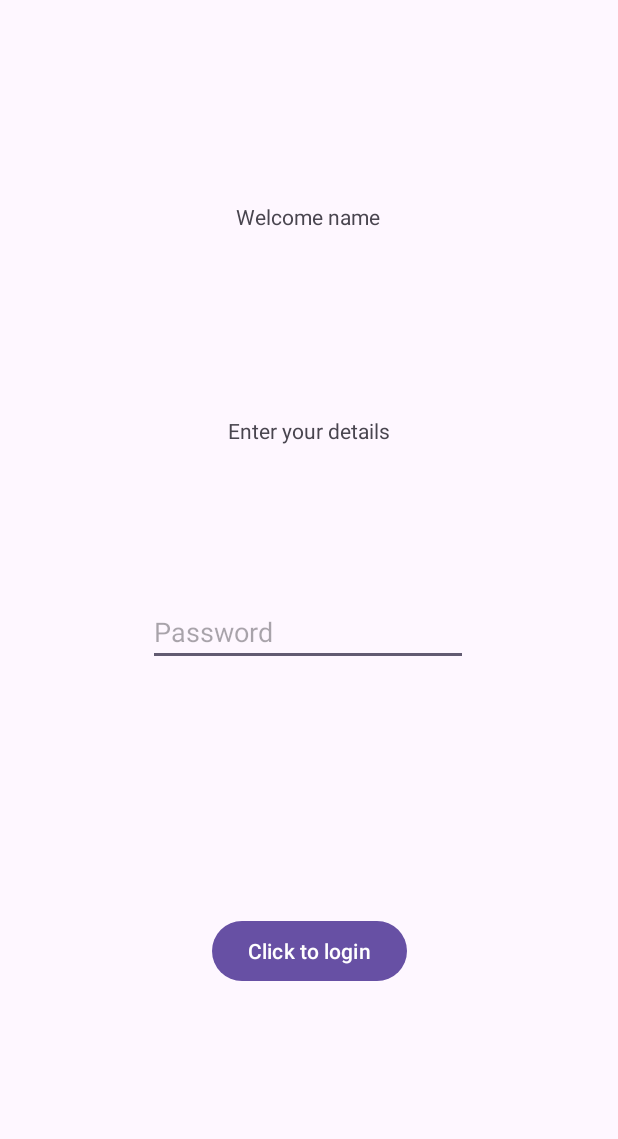
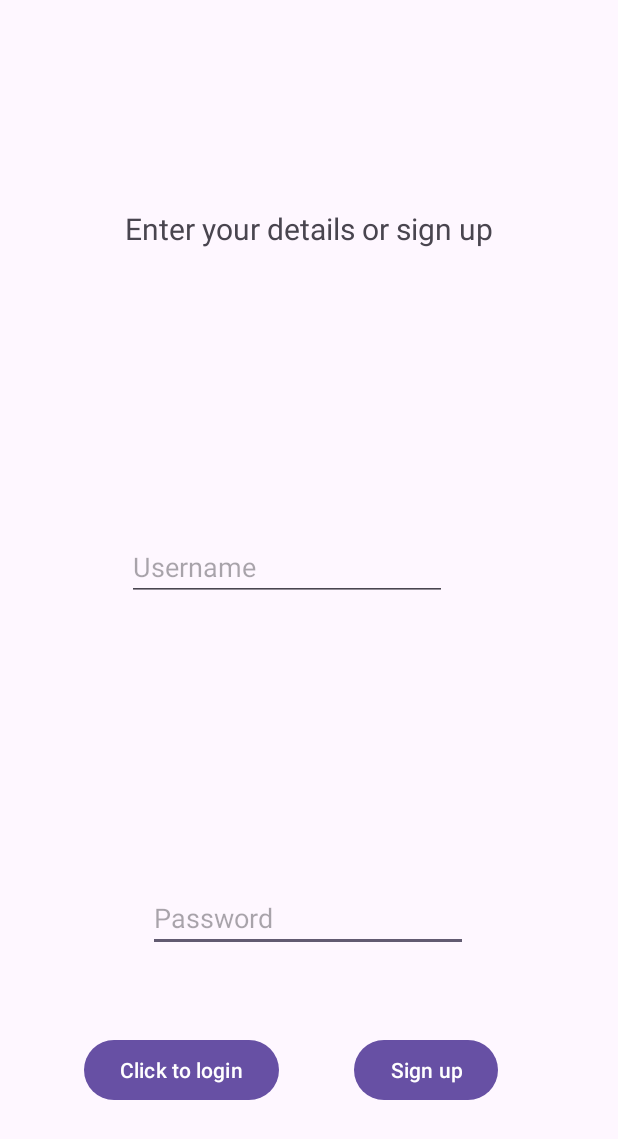
Before and after one commit to noamAvni2000/AvniFinalYB, an Android app: the screen it shows after launch (MainActivity), on a phone screen of 412 x 824 dp. Shown: the top 1139 px of the screen. Run offline under Robolectric (Android 15) with nearby library versions, the phone set to English and light mode, and no system bars.

Commit message:
i think i pretty much finished alot of the home screen what remains is second button to do

```diff
--- a/app/src/main/AndroidManifest.xml
+++ b/app/src/main/AndroidManifest.xml
@@ -13,6 +13,9 @@
         android:theme="@style/Theme.AvniFinalYB"
         tools:targetApi="31">
         <activity
+            android:name=".ActivityGame"
+            android:exported="false" />
+        <activity
             android:name=".MainActivity"
             android:exported="true">
             <intent-filter>
--- a/app/src/main/java/com/example/avnifinalyb/MainActivity.java
+++ b/app/src/main/java/com/example/avnifinalyb/MainActivity.java
@@ -1,9 +1,12 @@
 package com.example.avnifinalyb;
 
+import android.content.Intent;
 import android.os.Bundle;
+import android.view.View;
 import android.widget.Button;
 import android.widget.EditText;
 import android.widget.TextView;
+import android.widget.Toast;
 
 import androidx.activity.EdgeToEdge;
 import androidx.appcompat.app.AppCompatActivity;
@@ -13,9 +16,9 @@ import androidx.core.view.WindowInsetsCompat;
 
 public class MainActivity extends AppCompatActivity {
 
-    TextView tvEnterDetails, tvWelcome;
-    EditText etPassword;
-    Button btnLogin;
+    TextView tvEnterDetails;
+    EditText etPassword, etUsername;
+    Button btnLogin, btnSignUp;
     @Override
     protected void onCreate(Bundle savedInstanceState) {
         super.onCreate(savedInstanceState);
@@ -29,7 +32,41 @@ public class MainActivity extends AppCompatActivity {
         tvEnterDetails=findViewById(R.id.tvEnterDetails);
         etPassword=findViewById(R.id.etPassword);
         btnLogin=findViewById(R.id.btnLogin);
-        tvWelcome=findViewById(R.id.tvWelcome);
+        btnSignUp=findViewById(R.id.btnSignUp);
+        etUsername=findViewById(R.id.etUsername);
 
+        /*UsersDatabase db= UsersDatabase.getInstance(this);
+        UsernamesDao userNamesDao=db.usernamesDao();
+        Usernames user=new Usernames();
+        user.setUsername("noam");
+        user.setPassword("123");
+        UsernamesDao.insert(user);
+        user=new Usernames();
+        user.setUsername("uri");
+        user.setPassword("abc");
+        UsernamesDao.insert(user);
+        user=new Usernames();
+        user.setUsername("oren");
+        user.setPassword("456");
+        UsernamesDao.insert(user);//here i am inserting the users into the database*/
+
+        btnLogin.setOnClickListener(new View.OnClickListener() {
+            @Override
+            public void onClick(View v) {
+                String username=etUsername.getText().toString().trim();
+                String password=etPassword.getText().toString().trim();//getting the text from the user(trim removes unnecessary spaces)
+                Usernames user=userNamesDao.login(username,password);
+                if(user!=null)
+                {
+                    Intent intent = new Intent(MainActivity.this, ActivityGame.class);
+                    intent.putExtra("USERNAME_KEY", username);//saves the username of the user
+                    startActivity(intent);
+                    finish();
+                }//using the function from the dao to check if the user is in the database(it retuns null if not found)
+                else {
+                    Toast.makeText(MainActivity.this, "UserName or Password is incorrect", Toast.LENGTH_SHORT).show();
+                }//a toast to show the user their login attempt failed
+            }
+        });
     }
 }
--- /dev/null
+++ b/app/src/main/java/com/example/avnifinalyb/UsernamesDao.java
@@ -0,0 +1,28 @@
+package com.example.avnifinalyb;
+
+import androidx.room.Dao;
+import androidx.room.Delete;
+import androidx.room.Insert;
+import androidx.room.Query;
+import androidx.room.Update;
+
+import java.util.List;
+
+@Dao
+public interface UsernamesDao {
+    @Insert
+    void insert(Usernames u);
+
+    @Update
+    void update (Usernames u);
+
+    @Delete
+    void delete (Usernames u);
+
+    @Query("SELECT * FROM Usernames WHERE username = :username AND password = :password")
+    Usernames login(String username, String password);
+
+    @Query("SELECT*FROM Usernames")
+    List<Usernames>getAllInfo();
+
+}
--- a/app/src/main/res/layout/activity_main.xml
+++ b/app/src/main/res/layout/activity_main.xml
@@ -11,25 +11,26 @@
         android:id="@+id/tvEnterDetails"
         android:layout_width="wrap_content"
         android:layout_height="wrap_content"
-        android:text="Enter your details"
+        android:text="Enter your details or sign up"
+        android:textSize="20sp"
         app:layout_constraintBottom_toBottomOf="parent"
         app:layout_constraintEnd_toEndOf="parent"
         app:layout_constraintStart_toStartOf="parent"
         app:layout_constraintTop_toTopOf="parent"
-        app:layout_constraintVertical_bias="0.345" />
+        app:layout_constraintVertical_bias="0.174" />
 
     <EditText
         android:id="@+id/etPassword"
         android:layout_width="wrap_content"
         android:layout_height="wrap_content"
-        android:layout_marginBottom="380dp"
         android:ems="10"
         android:hint="Password"
         android:inputType="text"
         app:layout_constraintBottom_toBottomOf="parent"
         app:layout_constraintEnd_toEndOf="parent"
         app:layout_constraintHorizontal_bias="0.497"
-        app:layout_constraintStart_toStartOf="parent" />
+        app:layout_constraintStart_toStartOf="parent"
+        app:layout_constraintTop_toBottomOf="@+id/etUsername" />
 
     <Button
         android:id="@+id/btnLogin"
@@ -38,18 +39,35 @@
         android:text="Click to login"
         app:layout_constraintBottom_toBottomOf="parent"
         app:layout_constraintEnd_toEndOf="parent"
+        app:layout_constraintHorizontal_bias="0.199"
         app:layout_constraintStart_toStartOf="parent"
-        app:layout_constraintTop_toBottomOf="@+id/etPassword" />
+        app:layout_constraintTop_toBottomOf="@+id/etPassword"
+        app:layout_constraintVertical_bias="0.388" />
 
-    <TextView
-        android:id="@+id/tvWelcome"
+    <EditText
+        android:id="@+id/etUsername"
         android:layout_width="wrap_content"
         android:layout_height="wrap_content"
-        android:text="Welcome name"
+        android:ems="10"
+        android:hint="Username"
+        android:inputType="text"
+        app:layout_constraintBottom_toTopOf="@+id/etPassword"
+        app:layout_constraintEnd_toEndOf="parent"
+        app:layout_constraintHorizontal_bias="0.427"
+        app:layout_constraintStart_toStartOf="parent"
+        app:layout_constraintTop_toBottomOf="@+id/tvEnterDetails" />
+
+    <Button
+        android:id="@+id/btnSignUp"
+        android:layout_width="wrap_content"
+        android:layout_height="wrap_content"
+        android:text="Sign up"
         app:layout_constraintBottom_toBottomOf="parent"
+        app:layout_constraintBottom_tobottomOf="parent"
         app:layout_constraintEnd_toEndOf="parent"
-        app:layout_constraintHorizontal_bias="0.498"
+        app:layout_constraintHorizontal_bias="0.747"
         app:layout_constraintStart_toStartOf="parent"
-        app:layout_constraintTop_toTopOf="parent"
-        app:layout_constraintVertical_bias="0.167" />
+        app:layout_constraintTop_toBottomOf="@+id/etPassword"
+        app:layout_constraintVertical_bias="0.385" />
+
 </androidx.constraintlayout.widget.ConstraintLayout>
```
Also changed, not shown: app/src/main/java/com/example/avnifinalyb/ActivityGame.java (added, +24 -0 lines), app/src/main/java/com/example/avnifinalyb/Usernames.java (added, +38 -0 lines), app/src/main/java/com/example/avnifinalyb/UsersDatabase.java (added, +22 -0 lines), app/src/main/res/layout/activity_game.xml (added, +10 -0 lines).
